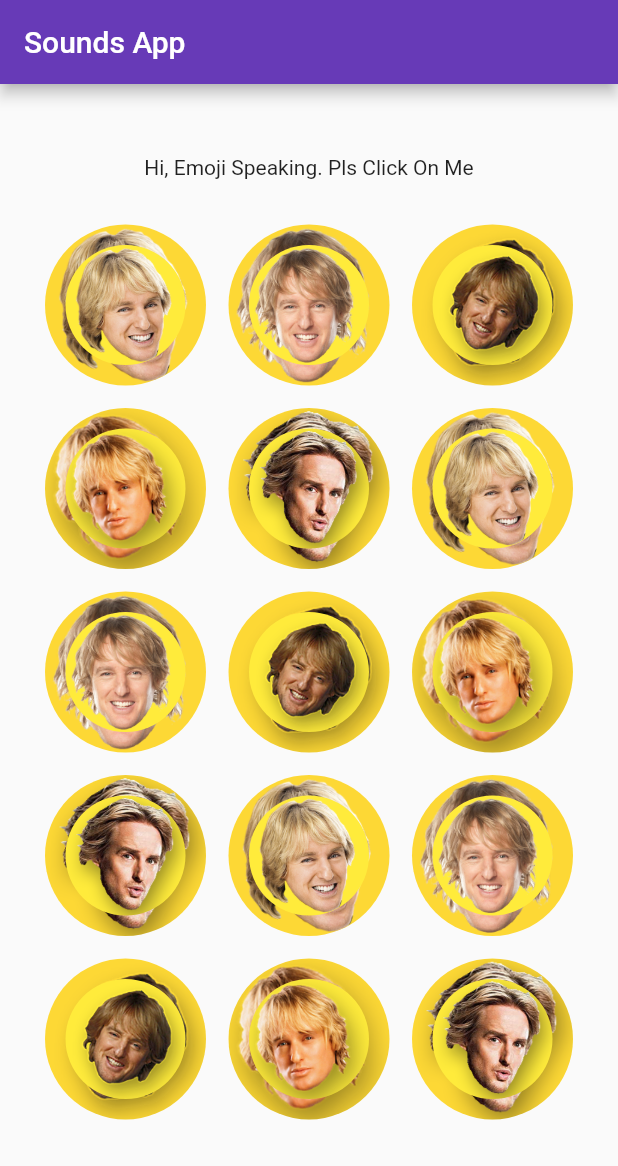
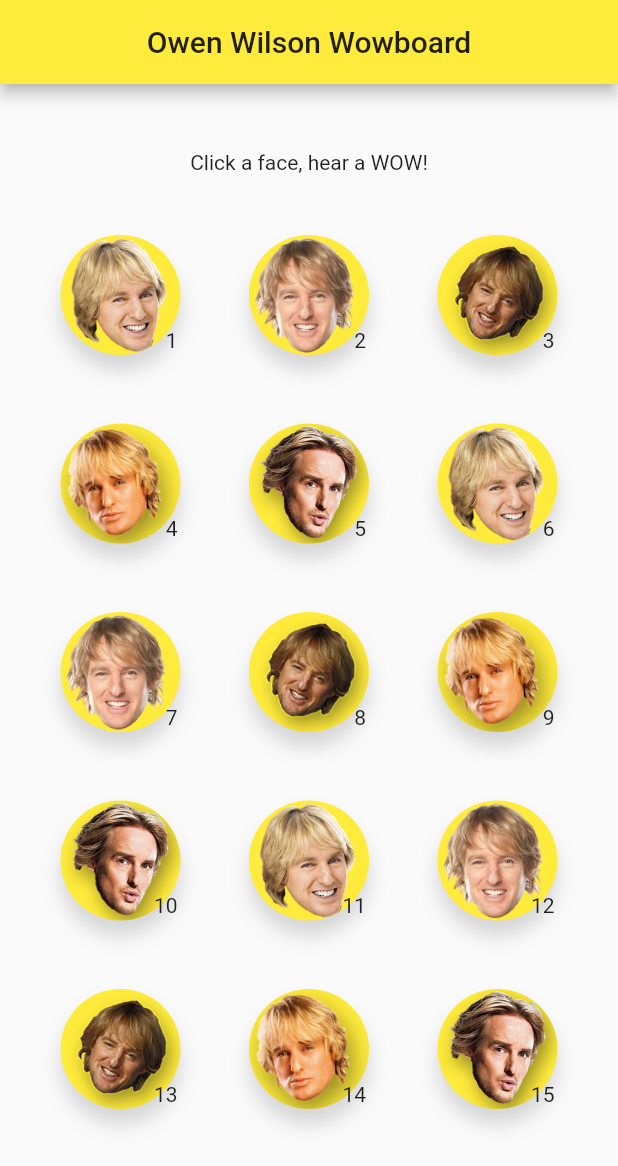
Before and after one commit to irahulcse/Sound_View_App_Flutter, a Flutter app: the screen it shows after launch, on a phone screen of 412 x 824 dp. Shown: the top 1166 px of the screen. Run offline on Flutter 3.47's test engine with Material 2 defaults, Android fonts, the light colour scheme and no system bars; our stand-ins replace audioplayers; Roboto replaces fonts that are missing (FredokaOne).

Commit message:
Commit 3

```diff
--- a/lib/main.dart
+++ b/lib/main.dart
@@ -1,36 +1,200 @@
+// import 'package:flutter/material.dart';
+// import 'package:audioplayers/audio_cache.dart';
+// import 'package:audioplayers/audioplayers.dart';
+// import 'sounds.dart';
+
+// void main() => runApp(new MyApp());
+
+// class MyApp extends StatelessWidget {
+//   @override
+//   Widget build(BuildContext context) {
+//     return MaterialApp(
+//       debugShowCheckedModeBanner: false,
+//       title: 'Flutter Demo',
+//       theme: new ThemeData(
+//         primarySwatch: Colors.deepPurple,
+//       ),
+//       home: MyHomePage(
+//         title: 'Sounds App',
+//       ),
+//     );
+//   }
+// }
+
+// class MyHomePage extends StatefulWidget {
+//   final String title;
+
+//   MyHomePage({Key key, this.title}) : super(key: key);
+//   @override
+//   _MyHomePageState createState() => _MyHomePageState();
+// }
+
+// class _MyHomePageState extends State<MyHomePage> {
+//   List<String> _shots = [
+//     'assets/images/owen1.png',
+//     'assets/images/owen2.png',
+//     'assets/images/owen3.png',
+//     'assets/images/owen4.png',
+//     'assets/images/owen5.png',
+//     'assets/images/owen6.png',
+//   ];
+
+//   AudioCache audioCache;
+//   AudioPlayer audioPlayer;
+//   final List _sounds = NewSounds().sounds;
+//   int indexIsPlaying;
+
+//   @override
+//   void initState() {
+//     // TODO: implement initState
+//     super.initState();
+//     initSounds();
+//   }
+
+//   @override
+//   void dispose() {
+//     // TODO: implement dispose
+//     super.dispose();
+//     super.dispose();
+//   }
+
+//   void initSounds() async {
+//     audioPlayer = AudioPlayer();
+//     audioCache = AudioCache(fixedPlayer: audioPlayer);
+//     audioCache.loadAll(_sounds);
+//   }
+
+//   void playSound(sound) async {
+//     var fileName = sound;
+//     if (audioPlayer.state == AudioPlayerState.PLAYING) {
+//       audioPlayer.stop();
+//     }
+//     audioPlayer = await audioCache.play(fileName);
+//   }
+
+//   void stopSound(sound) {
+//     audioPlayer.stop();
+//   }
+
+//   @override
+//   Widget build(BuildContext context) {
+//     return Scaffold(
+//       appBar: AppBar(
+//         title: Text(widget.title),
+//       ),
+//       body: Column(
+//         mainAxisAlignment: MainAxisAlignment.center,
+//         crossAxisAlignment: CrossAxisAlignment.center,
+//         children: <Widget>[
+//           Text('Hi, Emoji Speaking. Pls Click On Me'),
+//           GridView.builder(
+//             shrinkWrap: true,
+//             itemCount: 15,
+//             gridDelegate: SliverGridDelegateWithFixedCrossAxisCount(
+//               crossAxisCount: 3,
+//               mainAxisSpacing: 15,
+//               crossAxisSpacing: 15,
+//             ),
+//             itemBuilder: (BuildContext context, int index) => GestureDetector(
+//               child: Container(
+//                 decoration: BoxDecoration(
+//                   image: new DecorationImage(
+//                     image: new AssetImage(_shots[index % 5]),
+//                   ),
+//                   color: Colors.yellow[600],
+//                   borderRadius: BorderRadius.circular(100.0),
+//                 ),
+//                 child: Center(
+//                   child: AnimatedContainer(
+//                     width: indexIsPlaying == index ? 120 : 80,
+//                     height: indexIsPlaying == index ? 120 : 80,
+//                     duration: Duration(milliseconds: 400),
+//                     curve: Curves.bounceOut,
+//                     decoration: BoxDecoration(
+//                       color: indexIsPlaying == index
+//                           ? Colors.white
+//                           : Colors.yellow[500],
+//                       borderRadius: new BorderRadius.circular(100.0),
+//                       image: DecorationImage(
+//                         image: new AssetImage(_shots[index % 5]),
+//                         fit: BoxFit.fill,
+//                       ),
+//                       border: new Border.all(
+//                         color: indexIsPlaying == index
+//                             ? Colors.yellow
+//                             : Colors.transparent,
+//                         width: 2.0,
+//                         style: BorderStyle.solid,
+//                       ),
+//                       boxShadow: [
+//                         new BoxShadow(
+//                           color: Colors.grey.withOpacity(0.4),
+//                           offset: Offset(0, 10.0),
+//                           blurRadius: 10.0,
+//                         )
+//                       ],
+//                     ),
+//                   ),
+//                   child: Align(
+//                     alignment: Alignment.bottomRight,
+//                     child: Text('${index + 1}'),
+//                   ),
+//                 ),
+//               ),
+//               onTap: () {
+//                 if (mounted) {
+//                   setState(() {
+//                     playSound(_sounds[index]);
+//                     indexIsPlaying = index;
+//                   });
+//                 }
+//               },
+//             ),
+//             primary: false,
+//             padding: const EdgeInsets.all(30),
+//           ),
+//         ],
+//       ),
+//     );
+//   }
+// }
+
+
 import 'package:flutter/material.dart';
 import 'package:audioplayers/audio_cache.dart';
 import 'package:audioplayers/audioplayers.dart';
 import 'sounds.dart';
 
-void main() => runApp(new MyApp());
+void main() => runApp(MyApp());
 
 class MyApp extends StatelessWidget {
+  // This widget is the root of your application.
   @override
   Widget build(BuildContext context) {
     return MaterialApp(
+      title: 'Flutter Demo',
       debugShowCheckedModeBanner: false,
-      title: 'Flutter Demo',
-      theme: new ThemeData(
-        primarySwatch: Colors.deepPurple,
+      theme: ThemeData(
+        primarySwatch: Colors.yellow,
+        fontFamily: 'FredokaOne',
       ),
-      home: MyHomePage(
-        title: 'Sounds App',
-      ),
+      home: MyHomePage(title: 'Owen Wilson Wowboard'),
     );
   }
 }
 
 class MyHomePage extends StatefulWidget {
+  MyHomePage({Key key, this.title}) : super(key: key);
+
   final String title;
 
-  MyHomePage({Key key, this.title}) : super(key: key);
   @override
   _MyHomePageState createState() => _MyHomePageState();
 }
 
 class _MyHomePageState extends State<MyHomePage> {
-  List<String> _shots = [
+  /// Owen's Faces
+  List<String> _headshots = [
     'assets/images/owen1.png',
     'assets/images/owen2.png',
     'assets/images/owen3.png',
@@ -39,41 +203,23 @@ class _MyHomePageState extends State<MyHomePage> {
     'assets/images/owen6.png',
   ];
 
+  /// Owen's WOWs
+  final List _wows = WowSounds().wows;
+
+  /// Audio Cache
   AudioCache audioCache;
   AudioPlayer audioPlayer;
-  final List _sounds = NewSounds().sounds;
   int indexIsPlaying;
 
   @override
   void initState() {
-    // TODO: implement initState
     super.initState();
     initSounds();
   }
 
   @override
   void dispose() {
-    // TODO: implement dispose
     super.dispose();
-    super.dispose();
-  }
-
-  void initSounds() async {
-    audioPlayer = AudioPlayer();
-    audioCache = AudioCache(fixedPlayer: audioPlayer);
-    audioCache.loadAll(_sounds);
-  }
-
-  void playSound(sound) async {
-    var fileName = sound;
-    if (audioPlayer.state == AudioPlayerState.PLAYING) {
-      audioPlayer.stop();
-    }
-    audioPlayer = await audioCache.play(fileName);
-  }
-
-  void stopSound(sound) {
-    audioPlayer.stop();
   }
 
   @override
@@ -81,29 +227,22 @@ class _MyHomePageState extends State<MyHomePage> {
     return Scaffold(
       appBar: AppBar(
         title: Text(widget.title),
+        centerTitle: true,
       ),
       body: Column(
         mainAxisAlignment: MainAxisAlignment.center,
         crossAxisAlignment: CrossAxisAlignment.center,
         children: <Widget>[
-          Text('Hi, Emoji Speaking. Pls Click On Me'),
+          Text('Click a face, hear a WOW!'),
           GridView.builder(
             shrinkWrap: true,
             itemCount: 15,
             gridDelegate: SliverGridDelegateWithFixedCrossAxisCount(
+              crossAxisSpacing: 5,
+              mainAxisSpacing: 5,
               crossAxisCount: 3,
-              mainAxisSpacing: 15,
-              crossAxisSpacing: 15,
             ),
             itemBuilder: (BuildContext context, int index) => GestureDetector(
-              child: Container(
-                decoration: BoxDecoration(
-                  image: new DecorationImage(
-                    image: new AssetImage(_shots[index % 5]),
-                  ),
-                  color: Colors.yellow[600],
-                  borderRadius: BorderRadius.circular(100.0),
-                ),
               child: Center(
                 child: AnimatedContainer(
                   width: indexIsPlaying == index ? 120 : 80,
@@ -115,8 +254,8 @@ class _MyHomePageState extends State<MyHomePage> {
                         ? Colors.white
                         : Colors.yellow[500],
                     borderRadius: new BorderRadius.circular(100.0),
-                      image: DecorationImage(
-                        image: new AssetImage(_shots[index % 5]),
+                    image: new DecorationImage(
+                      image: new AssetImage(_headshots[index % 5]),
                       fit: BoxFit.fill,
                     ),
                     border: new Border.all(
@@ -124,26 +263,52 @@ class _MyHomePageState extends State<MyHomePage> {
                             ? Colors.yellow
                             : Colors.transparent,
                         width: 2.0,
-                        style: BorderStyle.solid,
+                        style: BorderStyle.solid),
+                    boxShadow: [
+                      new BoxShadow(
+                        color: Colors.grey.withOpacity(0.4),
+                        offset: Offset(0, 10.0),
+                        blurRadius: 10.0,
+                      )
+                    ],
                   ),
-                    ),
+                  child: Align(
+                    alignment: Alignment.bottomRight,
+                    child: Text('${index + 1}'),
                   ),
                 ),
               ),
               onTap: () {
                 if (mounted) {
                   setState(() {
-                    playSound(_sounds[index]);
+                    playSound(_wows[index]);
                     indexIsPlaying = index;
                   });
                 }
               },
             ),
-            primary: false,
-            padding: const EdgeInsets.all(30),
+            padding: const EdgeInsets.all(20),
           ),
         ],
       ),
     );
   }
+
+  void initSounds() async {
+    audioPlayer = AudioPlayer();
+    audioCache = AudioCache(fixedPlayer: audioPlayer);
+    audioCache.loadAll(_wows);
   }
+
+  void playSound(wow) async {
+    var fileName = wow;
+    if (audioPlayer.state == AudioPlayerState.PLAYING) {
+      audioPlayer.stop();
+    }
+    audioPlayer = await audioCache.play(fileName);
+  }
+
+  void stopSound(wow) {
+    audioPlayer.stop();
+  }
+}
--- a/lib/sounds.dart
+++ b/lib/sounds.dart
@@ -1,5 +1,5 @@
-class NewSounds {
-  List<String> _sounds = [
+class WowSounds {
+  List<String> _wows = [
     'assets/sounds/wow1.mp3',
     'assets/sounds/wow2.mp3',
     'assets/sounds/wow3.mp3',
@@ -18,5 +18,5 @@ class NewSounds {
 
   ];
 
-  get sounds=>_sounds;
+  get wows=>_wows;
 }
```
Lines whose indentation alone changed are shown as unchanged.
